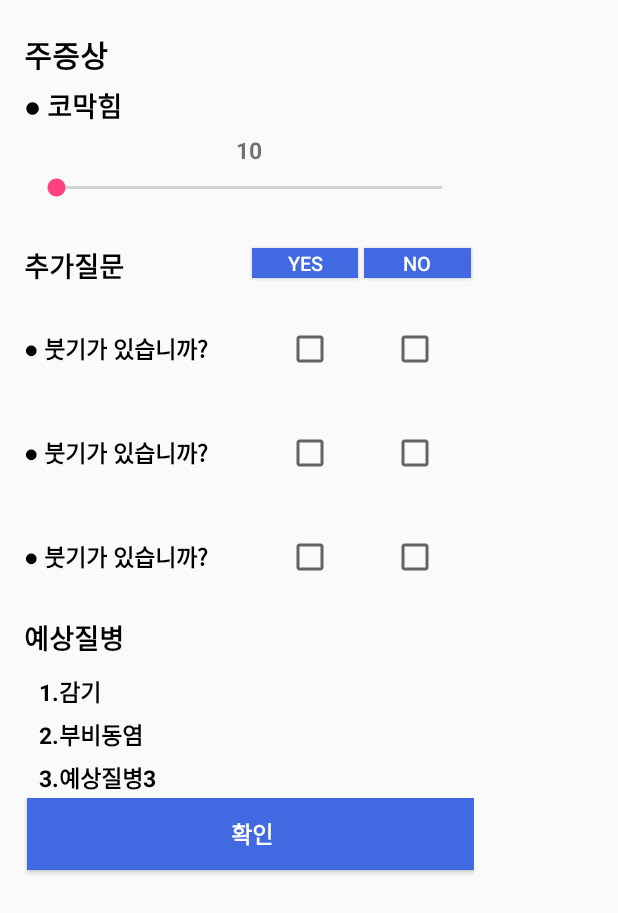
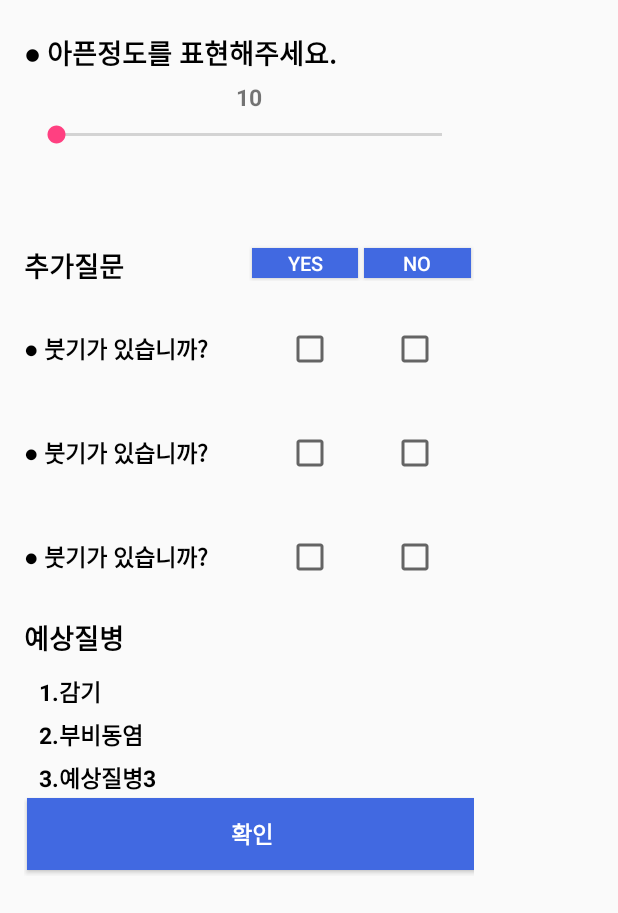
Before and after one commit to arter97/PHR, an Android app: the layout dialog_more.xml on its own in the app's theme, with its tools: preview values and no code run, on a phone screen of 412 x 824 dp. Shown: the top 913 px of the screen. Run offline under Robolectric (Android 15) with nearby library versions, the light colour scheme and no system bars.

Commit message:
event finish

```diff
--- a/app/src/main/java/com/example/pesc/phrapp/Person.java
+++ b/app/src/main/java/com/example/pesc/phrapp/Person.java
@@ -14,4 +14,9 @@ public class Person
     public static String name;
     public static String phonenumber;
 
+    public static String st_place;
+    public static String st_main;
+    public static int st_scale;
+    public static String st_sub;
+
 }
--- a/app/src/main/java/com/example/pesc/phrapp/SignupActivity.java
+++ b/app/src/main/java/com/example/pesc/phrapp/SignupActivity.java
@@ -169,7 +169,6 @@ public class SignupActivity extends AppCompatActivity implements View.OnClickLis
                     sex = null;
                 }
                 break;
-            case R.id.head_btn1:
 
             default:
                 break;
--- a/app/src/main/res/layout/dialog_more.xml
+++ b/app/src/main/res/layout/dialog_more.xml
@@ -15,16 +15,7 @@
             android:layout_width="match_parent"
             android:layout_height="wrap_content"
             android:layout_marginTop="5dp"
-            android:text="주증상"
-            android:textColor="#000000"
-            android:textSize="20sp"
-            android:textStyle="bold" />
-
-        <TextView
-            android:layout_width="match_parent"
-            android:layout_height="wrap_content"
-            android:layout_marginTop="5dp"
-            android:text="● 코막힘"
+            android:text="● 아픈정도를 표현해주세요."
             android:textColor="#000000"
             android:textSize="18sp"
             android:textStyle="bold" />
@@ -121,6 +112,7 @@
                 android:gravity="center">
 
                 <CheckBox
+                    android:id="@+id/symptom_sub_yescheck1"
                     android:layout_width="30dp"
                     android:layout_height="20dp"
                     android:layout_marginRight="20dp" />
@@ -156,6 +148,7 @@
                 android:gravity="center">
 
                 <CheckBox
+                    android:id="@+id/symptom_sub_yescheck2"
                     android:layout_width="30dp"
                     android:layout_height="20dp"
                     android:layout_marginRight="20dp" />
@@ -192,6 +185,7 @@
                 android:gravity="center">
 
                 <CheckBox
+                    android:id="@+id/symptom_sub_yescheck3"
                     android:layout_width="30dp"
                     android:layout_height="20dp"
                     android:layout_marginRight="20dp" />
@@ -258,7 +252,7 @@
         </LinearLayout>
 
         <Button
-            android:id="@+id/more_cancel"
+            android:id="@+id/more_confirm"
             android:layout_width="300dp"
             android:layout_height="wrap_content"
             android:layout_margin="2dp"
```
Also changed, not shown: app/src/main/java/com/example/pesc/phrapp/Fragment2.java (+56 -13 lines), app/src/main/res/layout/dialog_evaluation.xml (+10 -10 lines).
